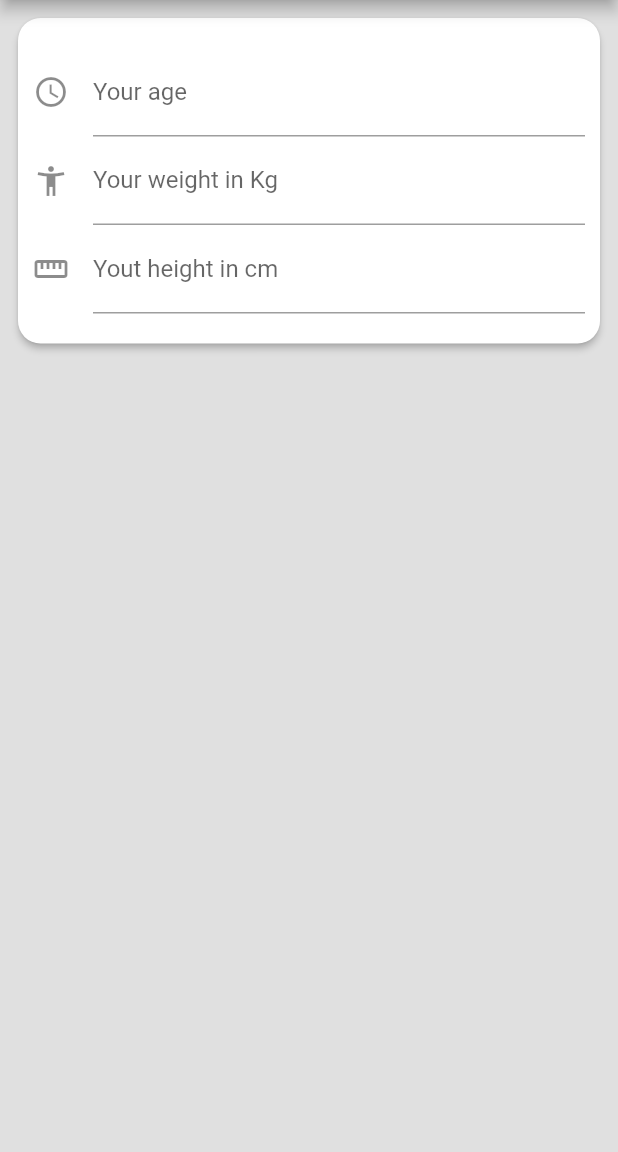
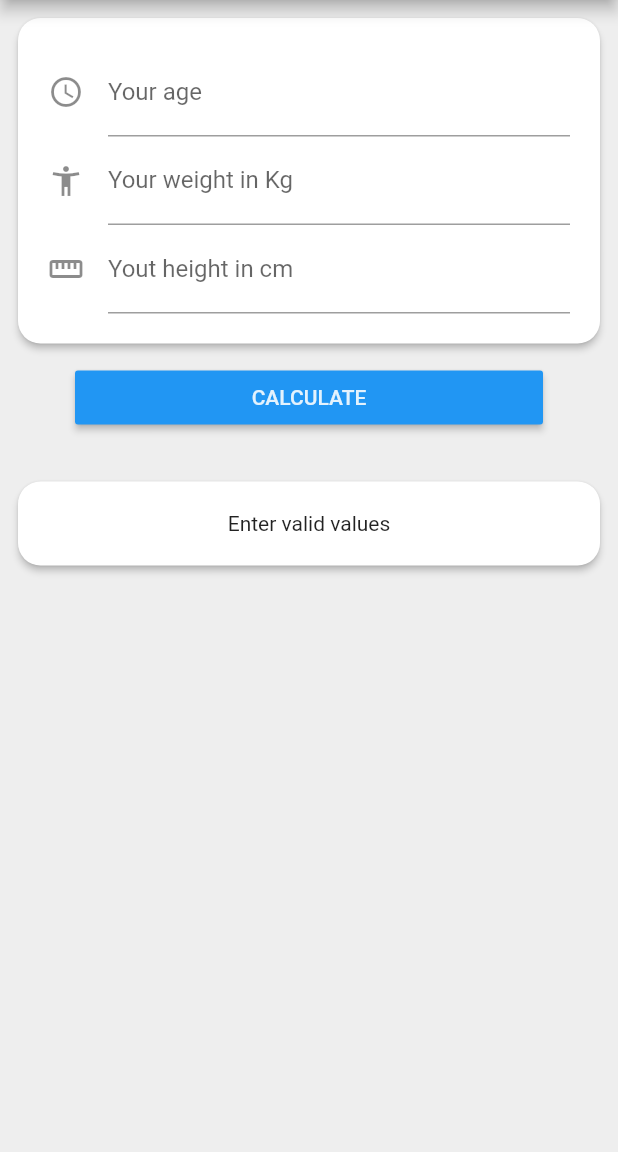
Before and after one commit to Fvaco/flutter_simple_projects, a Flutter app: the BMICalculator screen opened directly, on a phone screen of 412 x 824 dp, the part 84-1236 px from its top. Run offline on Flutter 3.47's test engine with Material 2 defaults, Android fonts, the phone set to English and light mode, and no system bars.

Commit message:
BMI calculator working demo

```diff
--- a/bmi_calculator/lib/ui/bmi_calculator.dart
+++ b/bmi_calculator/lib/ui/bmi_calculator.dart
@@ -1,4 +1,5 @@
 import 'package:flutter/material.dart';
+import 'dart:math' as math;
 
 class BMICalculator extends StatefulWidget {
   @override
@@ -6,9 +7,108 @@ class BMICalculator extends StatefulWidget {
 }
 
 class BMICalculatorState extends State<BMICalculator> {
+  var _dataRanges = [
+    {
+      "resultText": "Obese",
+      "resultDescription": "Value over 30",
+      "resultColor": Colors.red,
+      "max": null,
+      "min": 30.0,
+    },
+    {
+      "resultText": "Overweight",
+      "resultDescription": "Value between 25 and 30",
+      "resultColor": Colors.amber,
+      "min": 25.0,
+      "max": 30.0,
+    },
+    {
+      "resultText": "Healthy",
+      "resultDescription": "Value between 18.5 and 24.9",
+      "resultColor": Colors.green,
+      "min": 18.5,
+      "max": 24.9,
+    },
+    {
+      "resultText": "Underweight",
+      "resultDescription": "Value under 18.5",
+      "resultColor": Colors.blue,
+      "max": 18.5,
+      "min": 0,
+    }
+  ];
+  Widget _resultWidget = new Text("Enter valid values");
+
   TextEditingController _ageController = new TextEditingController();
   TextEditingController _weightController = new TextEditingController();
   TextEditingController _heightController = new TextEditingController();
+
+  double _calculateResult() {
+    double age;
+    double weight;
+    double height;
+    double result;
+    if (_ageController.text.isEmpty ||
+        _heightController.text.isEmpty ||
+        _weightController.text.isEmpty) return null;
+
+    age = double.parse(_ageController.text);
+    weight = double.parse(_weightController.text);
+    height = double.parse(_heightController.text);
+
+    result = (weight / math.pow((height / 100), 2));
+    debugPrint(result.toString());
+    return result;
+  }
+
+  Widget _getResultWidget() {
+    var result;
+    double value = _calculateResult();
+    if (value != null) {
+      for (var data in _dataRanges) {
+        if (value >= data["min"]) {
+          if (data["max"] == null) {
+            result = data;
+          } else {
+            if (value <= data["max"]) {
+              result = data;
+            }
+          }
+        }
+        if (result != null) {
+          return new Column(
+            children: <Widget>[
+              new Text(
+                value.toStringAsFixed(1),
+                style: new TextStyle(
+                    color: data["resultColor"],
+                    fontWeight: FontWeight.w600,
+                    fontSize: 30.0),
+              ),
+              new Text(
+                data["resultText"],
+                style: new TextStyle(
+                    color: data["resultColor"],
+                    fontWeight: FontWeight.w500,
+                    fontSize: 15.0),
+              ),
+              new Padding(
+                padding: const EdgeInsets.only(top: 10.0),
+                child: new Text(
+                  data["resultDescription"],
+                  style: new TextStyle(
+                      color: Colors.black45,
+                      fontSize: 15.0),
+                ),
+              ),
+            ],
+          );
+        }
+      }
+    }
+
+    return new Text("Enter valid values");
+  }
 
   @override
   Widget build(BuildContext context) {
@@ -20,27 +120,16 @@ class BMICalculatorState extends State<BMICalculator> {
       ),
       body: new Container(
         alignment: Alignment.center,
-        color: Colors.grey.shade300,
+        color: Colors.grey.shade200,
         child: new ListView(
           children: <Widget>[
-            new Padding(
-              padding: const EdgeInsets.all(8.0),
-              child: new Card(
-                  color: Colors.white,
-                  elevation: 2.0,
-                  shape: new RoundedRectangleBorder(
-                      borderRadius: new BorderRadius.circular(15.0)),
-                  child: new Padding(
-                    padding: const EdgeInsets.symmetric(vertical: 20.0, horizontal: 10.0),
-                    child: new Column(
-                      mainAxisAlignment: MainAxisAlignment.center,
-                      children: <Widget>[
+            new BMIStyledCard(
+              <Widget>[
                 new TextField(
                   controller: _ageController,
                   keyboardType: TextInputType.number,
                   decoration: new InputDecoration(
-                              icon: new Icon(Icons.access_time),
-                              labelText: "Your age"),
+                      icon: new Icon(Icons.access_time), labelText: "Your age"),
                 ),
                 new TextField(
                   controller: _weightController,
@@ -59,11 +148,52 @@ class BMICalculatorState extends State<BMICalculator> {
                 )
               ],
             ),
-                  )),
-            )
+            new Padding(
+              padding: const EdgeInsets.only(bottom: 20.0,left: 50.0, right: 50.0),
+              child: new RaisedButton(
+                color: Colors.blue,
+                textColor: Colors.blue.shade50,
+                child: new Text("CALCULATE"),
+                onPressed: () {
+                  setState(() {
+                    _resultWidget = _getResultWidget();
+                  });
+                },
+              ),
+            ),
+            new BMIStyledCard(
+              <Widget>[_resultWidget],
+            ),
           ],
         ),
       ),
     );
   }
 }
+
+class BMIStyledCard extends StatelessWidget {
+  final List<Widget> children;
+
+  BMIStyledCard(this.children);
+
+  @override
+  Widget build(BuildContext context) {
+    return new Padding(
+      padding: const EdgeInsets.all(8.0),
+      child: Card(
+        color: Colors.white,
+        elevation: 2.0,
+        shape: new RoundedRectangleBorder(
+          borderRadius: new BorderRadius.circular(15.0),
+        ),
+        child: new Padding(
+          padding: const EdgeInsets.all(20.0),
+          child: new Column(
+            mainAxisAlignment: MainAxisAlignment.center,
+            children: this.children,
+          ),
+        ),
+      ),
+    );
+  }
+}
```
Also changed, not shown: weight_on_planet/lib/ui/home.dart (+12 -11 lines). Lines whose indentation alone changed are shown as unchanged.
